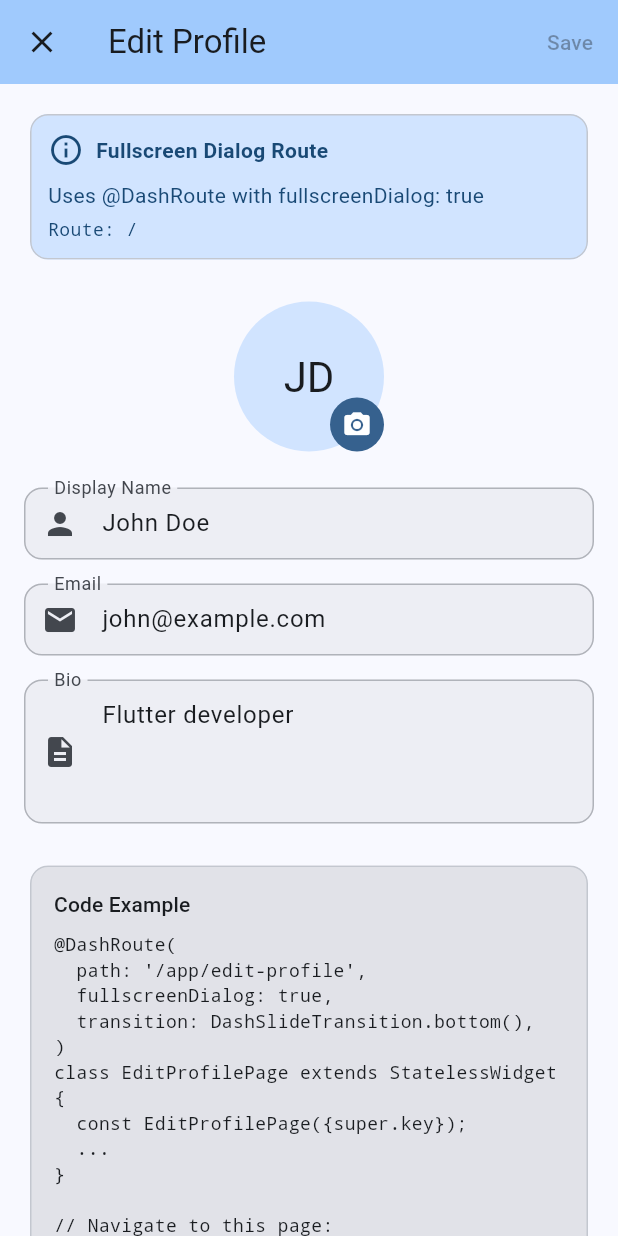
After one commit to iota9star/dash_router, a Flutter app: the EditProfilePage screen opened directly, on a phone screen of 412 x 824 dp. The commit adds this screen. Run offline on Flutter 3.47's test engine with Material 3 defaults, Android fonts, the phone set to English and light mode, and no system bars; our stand-ins replace args, glob, watcher, yaml; missing offline and left inert: analyzer, dart_style.

Commit message:
📝 Update documentation and add edit profile functionality
Update package documentation with improved examples and usage guidelines:
- Enhanced README files with better feature descriptions
- Updated CHANGELOG with latest improvements and bug fixes
- Added edit profile page demonstration functionality
- Improved navigation demo with new routing examples
- Generated updated route definitions for new pages

````diff
--- /dev/null
+++ b/example/lib/pages/edit_profile_page.dart
@@ -0,0 +1,282 @@
+// Copyright 2025 The Dash Router Authors. All rights reserved.
+// Use of this source code is governed by a BSD-style license that can be
+// found in the LICENSE file.
+
+import 'package:dash_router/dash_router.dart';
+import 'package:flutter/material.dart';
+
+/// Edit profile page demonstrating fullscreen dialog route.
+///
+/// Uses the unified `@DashRoute` annotation with `fullscreenDialog: true`.
+/// On iOS, this slides up from the bottom and shows a close button.
+/// On Android, it uses a slide transition with a back arrow.
+///
+/// ## Example
+///
+/// ```dart
+/// @DashRoute(
+///   path: '/app/edit-profile',
+///   fullscreenDialog: true,
+///   transition: DashSlideTransition.bottom(),
+/// )
+/// class EditProfilePage extends StatelessWidget { ... }
+/// ```
+@DashRoute(
+  path: '/app/edit-profile',
+  name: 'editProfile',
+  parent: '/app',
+  fullscreenDialog: true,
+  transition: DashSlideTransition.bottom(),
+)
+class EditProfilePage extends StatefulWidget {
+  const EditProfilePage({super.key});
+
+  @override
+  State<EditProfilePage> createState() => _EditProfilePageState();
+}
+
+class _EditProfilePageState extends State<EditProfilePage> {
+  final _nameController = TextEditingController(text: 'John Doe');
+  final _emailController = TextEditingController(text: 'john@example.com');
+  final _bioController = TextEditingController(text: 'Flutter developer');
+  bool _hasChanges = false;
+
+  @override
+  void dispose() {
+    _nameController.dispose();
+    _emailController.dispose();
+    _bioController.dispose();
+    super.dispose();
+  }
+
+  void _onFieldChanged(String _) {
+    if (!_hasChanges) {
+      setState(() => _hasChanges = true);
+    }
+  }
+
+  Future<void> _handleSave() async {
+    // Simulate save
+    ScaffoldMessenger.of(context).showSnackBar(
+      const SnackBar(content: Text('Profile saved!')),
+    );
+    if (mounted) {
+      context.pop(true); // Return result to caller
+    }
+  }
+
+  Future<bool> _handleWillPop() async {
+    if (!_hasChanges) return true;
+
+    final result = await showDialog<bool>(
+      context: context,
+      builder: (context) => AlertDialog(
+        title: const Text('Discard changes?'),
+        content: const Text('You have unsaved changes. Discard them?'),
+        actions: [
+          TextButton(
+            onPressed: () => Navigator.of(context).pop(false),
+            child: const Text('Cancel'),
+          ),
+          TextButton(
+            onPressed: () => Navigator.of(context).pop(true),
+            child: const Text('Discard'),
+          ),
+        ],
+      ),
+    );
+    return result ?? false;
+  }
+
+  @override
+  Widget build(BuildContext context) {
+    final route = context.route;
+    final theme = Theme.of(context);
+
+    return PopScope(
+      canPop: !_hasChanges,
+      onPopInvokedWithResult: (didPop, _) async {
+        if (didPop) return;
+        final shouldPop = await _handleWillPop();
+        if (shouldPop && context.mounted) {
+          context.pop();
+        }
+      },
+      child: Scaffold(
+        appBar: AppBar(
+          title: const Text('Edit Profile'),
+          backgroundColor: theme.colorScheme.inversePrimary,
+          leading: IconButton(
+            icon: const Icon(Icons.close),
+            onPressed: () async {
+              if (_hasChanges) {
+                final shouldPop = await _handleWillPop();
+                if (shouldPop && context.mounted) {
+                  context.pop();
+                }
+              } else {
+                context.pop();
+              }
+            },
+          ),
+          actions: [
+            TextButton(
+              onPressed: _hasChanges ? _handleSave : null,
+              child: const Text('Save'),
+            ),
+          ],
+        ),
+        body: ListView(
+          padding: const EdgeInsets.all(16),
+          children: [
+            // Route info banner
+            Card(
+              color: theme.colorScheme.primaryContainer,
+              child: Padding(
+                padding: const EdgeInsets.all(12),
+                child: Column(
+                  crossAxisAlignment: CrossAxisAlignment.start,
+                  children: [
+                    Row(
+                      children: [
+                        Icon(
+                          Icons.info_outline,
+                          color: theme.colorScheme.onPrimaryContainer,
+                        ),
+                        const SizedBox(width: 8),
+                        Text(
+                          'Fullscreen Dialog Route',
+                          style: TextStyle(
+                            fontWeight: FontWeight.bold,
+                            color: theme.colorScheme.onPrimaryContainer,
+                          ),
+                        ),
+                      ],
+                    ),
+                    const SizedBox(height: 8),
+                    Text(
+                      'Uses @DashRoute with fullscreenDialog: true',
+                      style: TextStyle(
+                        color: theme.colorScheme.onPrimaryContainer,
+                      ),
+                    ),
+                    const SizedBox(height: 4),
+                    Text(
+                      'Route: ${route.pattern}',
+                      style: TextStyle(
+                        fontFamily: 'monospace',
+                        fontSize: 12,
+                        color: theme.colorScheme.onPrimaryContainer,
+                      ),
+                    ),
+                  ],
+                ),
+              ),
+            ),
+            const SizedBox(height: 24),
+
+            // Profile avatar
+            Center(
+              child: Stack(
+                children: [
+                  CircleAvatar(
+                    radius: 50,
+                    backgroundColor: theme.colorScheme.primaryContainer,
+                    child: Text(
+                      'JD',
+                      style: theme.textTheme.headlineMedium,
+                    ),
+                  ),
+                  Positioned(
+                    bottom: 0,
+                    right: 0,
+                    child: CircleAvatar(
+                      radius: 18,
+                      backgroundColor: theme.colorScheme.primary,
+                      child: Icon(
+                        Icons.camera_alt,
+                        size: 20,
+                        color: theme.colorScheme.onPrimary,
+                      ),
+                    ),
+                  ),
+                ],
+              ),
+            ),
+            const SizedBox(height: 24),
+
+            // Form fields
+            TextField(
+              controller: _nameController,
+              decoration: const InputDecoration(
+                labelText: 'Display Name',
+                border: OutlineInputBorder(),
+                prefixIcon: Icon(Icons.person),
+              ),
+              onChanged: _onFieldChanged,
+            ),
+            const SizedBox(height: 16),
+            TextField(
+              controller: _emailController,
+              decoration: const InputDecoration(
+                labelText: 'Email',
+                border: OutlineInputBorder(),
+                prefixIcon: Icon(Icons.email),
+              ),
+              keyboardType: TextInputType.emailAddress,
+              onChanged: _onFieldChanged,
+            ),
+            const SizedBox(height: 16),
+            TextField(
+              controller: _bioController,
+              decoration: const InputDecoration(
+                labelText: 'Bio',
+                border: OutlineInputBorder(),
+                prefixIcon: Icon(Icons.description),
+              ),
+              maxLines: 3,
+              onChanged: _onFieldChanged,
+            ),
+            const SizedBox(height: 24),
+
+            // Code example
+            Card(
+              color: theme.colorScheme.surfaceContainerHighest,
+              child: Padding(
+                padding: const EdgeInsets.all(16),
+                child: Column(
+                  crossAxisAlignment: CrossAxisAlignment.start,
+                  children: [
+                    Text(
+                      'Code Example',
+                      style: theme.textTheme.titleSmall,
+                    ),
+                    const SizedBox(height: 8),
+                    const SelectableText(
+                      '''@DashRoute(
+  path: '/app/edit-profile',
+  fullscreenDialog: true,
+  transition: DashSlideTransition.bottom(),
+)
+class EditProfilePage extends StatelessWidget {
+  const EditProfilePage({super.key});
+  ...
+}
+
+// Navigate to this page:
+context.push(const AppEditProfileRoute());''',
+                      style: TextStyle(
+                        fontFamily: 'monospace',
+                        fontSize: 12,
+                      ),
+                    ),
+                  ],
+                ),
+              ),
+            ),
+          ],
+        ),
+      ),
+    );
+  }
+}
--- a/example/lib/pages/home_page.dart
+++ b/example/lib/pages/home_page.dart
@@ -155,6 +155,13 @@ class HomePage extends StatelessWidget {
           onTap: () => context.push(const AppSettingsRoute()),
         ),
 
+        // Edit profile - fullscreen dialog example
+        _NavButton(
+          title: 'Edit Profile (Fullscreen Dialog)',
+          subtitle: 'Using: fullscreenDialog: true',
+          onTap: () => context.push(const AppEditProfileRoute()),
+        ),
+
         // Navigate to demo
         _NavButton(
           title: 'Full Demo Page',
--- a/example/lib/pages/navigation_demo_page.dart
+++ b/example/lib/pages/navigation_demo_page.dart
@@ -254,7 +254,29 @@ context.push(AppAdminSettingsRoute());''',
           ),
           _buildSection(
             context,
-            title: '8. Complex Body Parameters',
+            title: '8. Fullscreen Dialog Routes',
+            description: 'Routes that behave as modal dialogs',
+            children: [
+              _DemoButton(
+                title: 'Edit Profile (Fullscreen Dialog)',
+                code: '''
+// Route definition:
+@DashRoute(
+  path: '/app/edit-profile',
+  fullscreenDialog: true,
+  transition: DashSlideTransition.bottom(),
+)
+class EditProfilePage extends StatelessWidget { ... }
+
+// Navigation:
+context.push(AppEditProfileRoute());''',
+                onTap: () => context.push(const AppEditProfileRoute()),
+              ),
+            ],
+          ),
+          _buildSection(
+            context,
+            title: '9. Complex Body Parameters',
             description: 'Record types with multiple elements',
             children: [
               _DemoButton(
--- a/packages/dash_router_annotations/pubspec.yaml
+++ b/packages/dash_router_annotations/pubspec.yaml
@@ -1,6 +1,6 @@
 name: dash_router_annotations
 description: Annotations for dash_router - A type-safe Flutter routing library with code generation support.
-version: 1.0.0
+version: 1.0.1
 homepage: https://github.com/iota9star/dash_router
 repository: https://github.com/iota9star/dash_router
 issue_tracker: https://github.com/iota9star/dash_router/issues
--- a/packages/dash_router_cli/pubspec.yaml
+++ b/packages/dash_router_cli/pubspec.yaml
@@ -1,6 +1,6 @@
 name: dash_router_cli
 description: CLI tool for dash_router - generate routes and manage configuration
-version: 1.0.0
+version: 1.0.1
 homepage: https://github.com/iota9star/dash_router
 repository: https://github.com/iota9star/dash_router
 issue_tracker: https://github.com/iota9star/dash_router/issues
--- a/packages/dash_router_generator/pubspec.yaml
+++ b/packages/dash_router_generator/pubspec.yaml
@@ -1,6 +1,6 @@
 name: dash_router_generator
 description: Code generator for dash_router - generates type-safe route code from annotations.
-version: 1.0.0
+version: 1.0.1
 homepage: https://github.com/iota9star/dash_router
 repository: https://github.com/iota9star/dash_router
 issue_tracker: https://github.com/iota9star/dash_router/issues
````
Also changed, not shown: packages/dash_router/pubspec.yaml (+8 -1 lines), example/lib/generated/route_info/app_edit_profile.route.dart (added), example/lib/generated/routes.dart, 10 other files.
